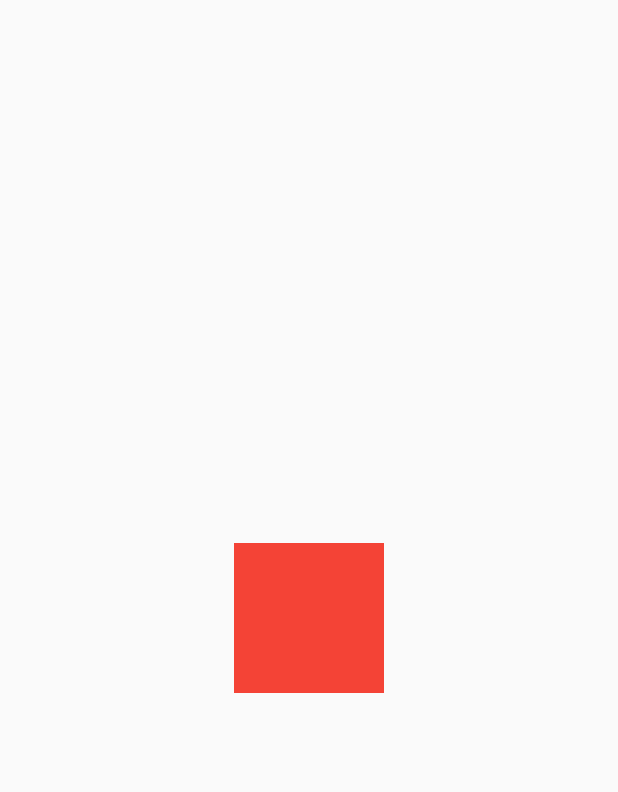
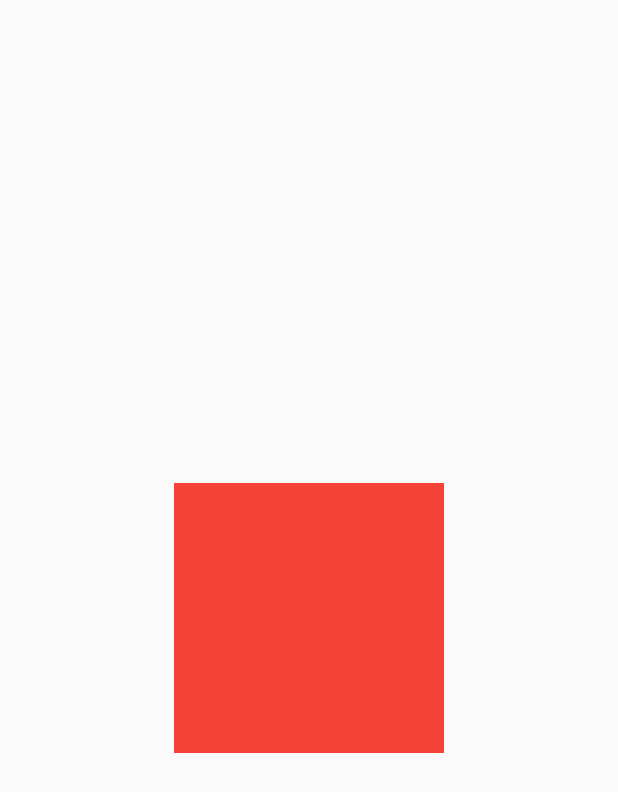
Before and after one commit to Tosin8/code_with_andrea, a Flutter app: the RotationTransitionPage screen opened directly, on a phone screen of 412 x 824 dp. Shown: the top 792 px of the screen. Run offline on Flutter 3.47's test engine with Material 2 defaults, Android fonts, the phone set to English and light mode, and no system bars.

Commit message:
Update animation.dart

```diff
--- a/lib/flutter_animation/animation.dart
+++ b/lib/flutter_animation/animation.dart
@@ -107,16 +107,38 @@ class RotationTransitionPage extends StatefulWidget {
 
 class _RotationTransitionPageState extends State<RotationTransitionPage>
     with SingleTickerProviderStateMixin {
-  late final _animationController = AnimationController(vsync: this, duration: const Duration(milliseconds: 500),
+  late final _animationController = AnimationController(
+    vsync: this,
+    duration: const Duration(milliseconds: 500),
   );
+
+  @override
+  void initState() {
+    _animationController.forward();
+    // TODO: implement initState
+    super.initState();
+  }
+
+  @override
+  void dispose() {
+    _animationController.dispose();
+    super.dispose();
+  }
+
   @override
   Widget build(BuildContext context) {
     return Scaffold(
         body: Center(
-            child: Container(
-      width: 100,
-      height: 100,
-      color: Colors.red,
-    )));
+      child: AnimatedBuilder(
+        animation: _animationController,
+        child: Container(width: 180, height: 180, color: Colors.red),
+        builder: (context, child) {
+          return Transform.rotate(
+            angle: 0.5 * pi * _animationController.value,
+            child: child,
+          );
+        },
+      ),
+    ));
   }
 }
```
